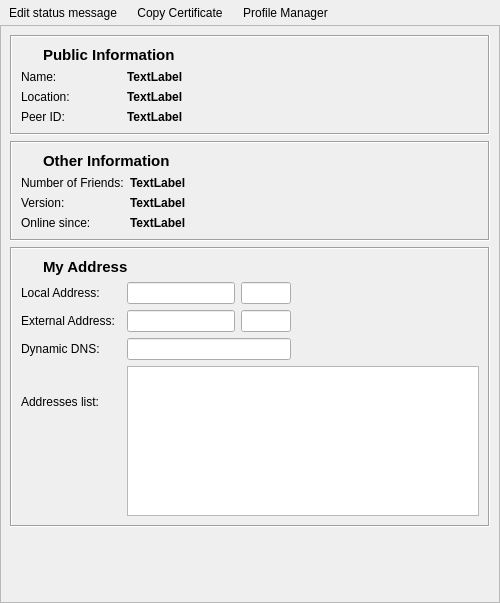
This is retroshare-gui/src/gui/profile/ProfileWidget.ui in RetroShare/RetroShare as Qt 5 draws it before an edit. The edited form follows.
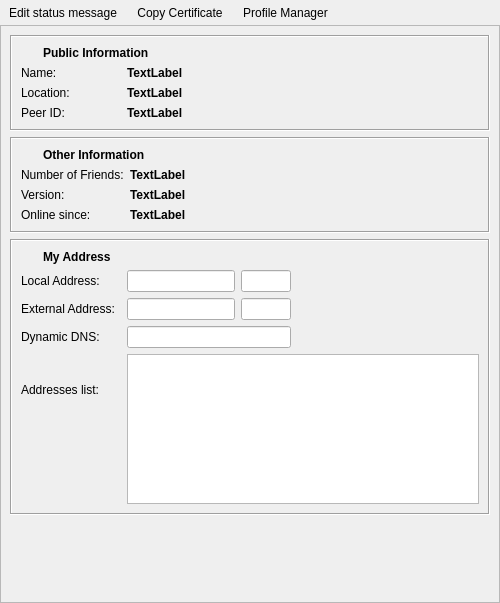
This is the edited form. Icons and pictures are not drawn. Custom widgets are drawn as their Qt base class.

Commit message: Moved font size definitions from ui files to default qss.

What changed in the file:
```diff
--- a/retroshare-gui/src/gui/profile/ProfileWidget.ui
+++ b/retroshare-gui/src/gui/profile/ProfileWidget.ui
@@ -154,10 +154,9 @@
              </widget>
             </item>
             <item row="0" column="1">
-             <widget class="QLabel" name="label_5">
+             <widget class="StyledLabel" name="publicLabel">
               <property name="font">
                <font>
-                <pointsize>11</pointsize>
                 <weight>75</weight>
                 <bold>true</bold>
                </font>
@@ -428,10 +427,9 @@
              </widget>
             </item>
             <item row="0" column="1">
-             <widget class="QLabel" name="label_13">
+             <widget class="StyledLabel" name="otherLabel">
               <property name="font">
                <font>
-                <pointsize>11</pointsize>
                 <weight>75</weight>
                 <bold>true</bold>
                </font>
@@ -474,10 +472,9 @@
              </widget>
             </item>
             <item row="0" column="1">
-             <widget class="QLabel" name="label_15">
+             <widget class="StyledLabel" name="myLabel">
               <property name="font">
                <font>
-                <pointsize>11</pointsize>
                 <weight>75</weight>
                 <bold>true</bold>
                </font>
@@ -725,6 +722,13 @@
    </item>
   </layout>
  </widget>
+ <customwidgets>
+  <customwidget>
+   <class>StyledLabel</class>
+   <extends>QLabel</extends>
+   <header>gui/common/StyledLabel.h</header>
+  </customwidget>
+ </customwidgets>
  <resources>
   <include location="../images.qrc"/>
  </resources>
```
Left out of the diff: 6 changed lines with no effect on the pictures. The commit also changes 6 other files.
